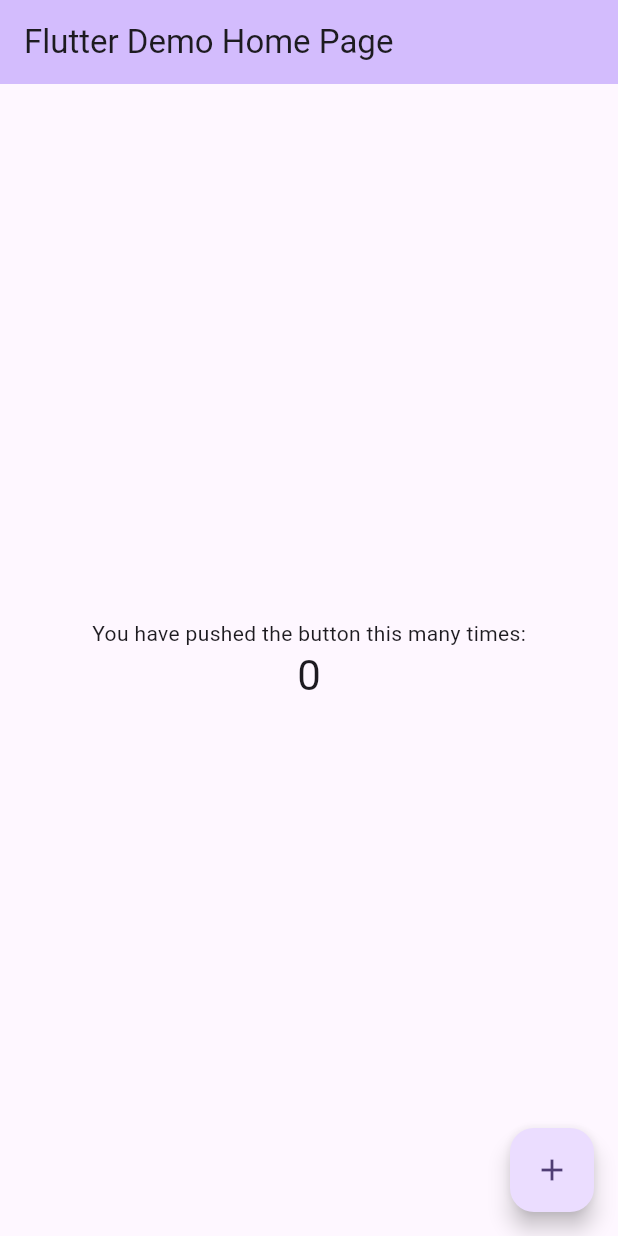
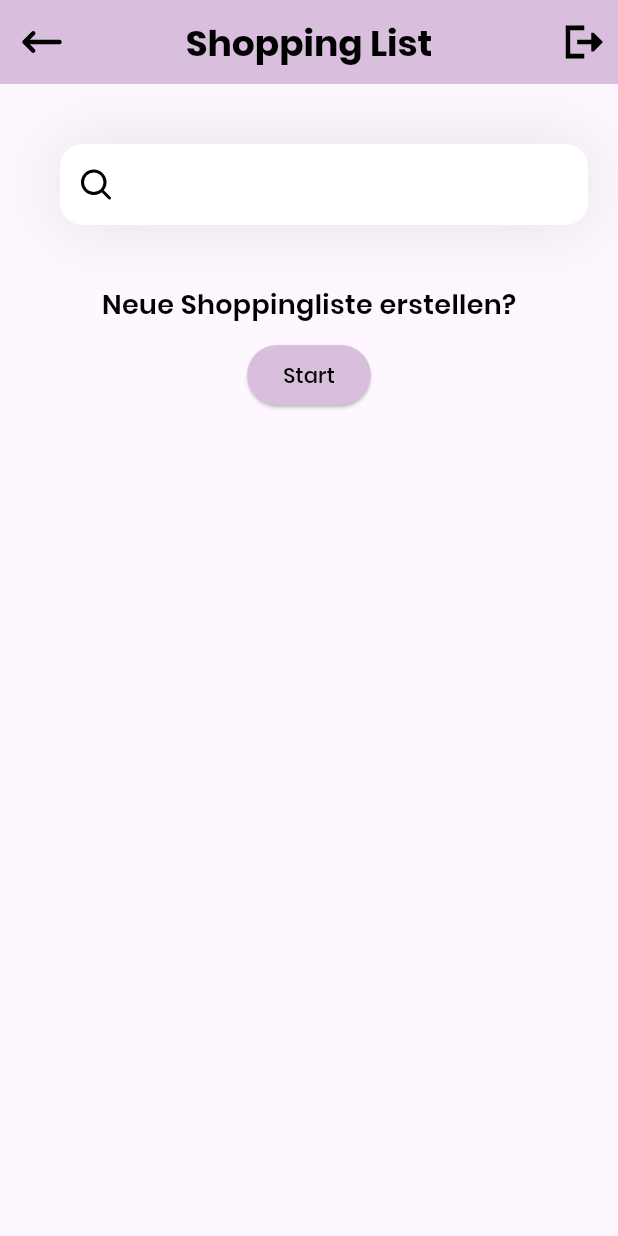
Before and after one commit to MxLinh/shopping_list_app, a Flutter app: the screen it shows after launch, on a phone screen of 412 x 824 dp. Run offline on Flutter 3.47's test engine with Material 3 defaults, Android fonts, the phone set to English and light mode, and no system bars; our stand-ins replace flutter_svg, material_ui.

Commit message:
homepage and first widgets

```diff
--- a/lib/main.dart
+++ b/lib/main.dart
@@ -1,4 +1,5 @@
 import 'package:material_ui/material_ui.dart';
+import 'package:shopping_list_app/pages/home.dart';
 
 void main() {
   runApp(const MyApp());
@@ -11,112 +12,9 @@ class MyApp extends StatelessWidget {
   @override
   Widget build(BuildContext context) {
     return MaterialApp(
-      title: 'Flutter Demo',
-      theme: ThemeData(
-        // This is the theme of your application.
-        //
-        // TRY THIS: Try running your application with "flutter run". You'll see
-        // the application has a purple toolbar. Then, without quitting the app,
-        // try changing the seedColor in the colorScheme below to Colors.green
-        // and then invoke "hot reload" (save your changes or press the "hot
-        // reload" button in a Flutter-supported IDE, or press "r" if you used
-        // the command line to start the app).
-        //
-        // Notice that the counter didn't reset back to zero; the application
-        // state is not lost during the reload. To reset the state, use hot
-        // restart instead.
-        //
-        // This works for code too, not just values: Most code changes can be
-        // tested with just a hot reload.
-        colorScheme: .fromSeed(seedColor: Colors.deepPurple),
-      ),
-      home: const MyHomePage(title: 'Flutter Demo Home Page'),
+      debugShowCheckedModeBanner: false,
+      theme: ThemeData(fontFamily: 'Poppins'),
+      home: const HomePage()
     );
   }
 }
-
-class MyHomePage extends StatefulWidget {
-  const MyHomePage({super.key, required this.title});
-
-  // This widget is the home page of your application. It is stateful, meaning
-  // that it has a State object (defined below) that contains fields that affect
-  // how it looks.
-
-  // This class is the configuration for the state. It holds the values (in this
-  // case the title) provided by the parent (in this case the App widget) and
-  // used by the build method of the State. Fields in a Widget subclass are
-  // always marked "final".
-
-  final String title;
-
-  @override
-  State<MyHomePage> createState() => _MyHomePageState();
-}
-
-class _MyHomePageState extends State<MyHomePage> {
-  int _counter = 0;
-
-  void _incrementCounter() {
-    setState(() {
-      // This call to setState tells the Flutter framework that something has
-      // changed in this State, which causes it to rerun the build method below
-      // so that the display can reflect the updated values. If we changed
-      // _counter without calling setState(), then the build method would not be
-      // called again, and so nothing would appear to happen.
-      _counter++;
-    });
-  }
-
-  @override
-  Widget build(BuildContext context) {
-    // This method is rerun every time setState is called, for instance as done
-    // by the _incrementCounter method above.
-    //
-    // The Flutter framework has been optimized to make rerunning build methods
-    // fast, so that you can just rebuild anything that needs updating rather
-    // than having to individually change instances of widgets.
-    return Scaffold(
-      appBar: AppBar(
-        // TRY THIS: Try changing the color here to a specific color (to
-        // Colors.amber, perhaps?) and trigger a hot reload to see the AppBar
-        // change color while the other colors stay the same.
-        backgroundColor: Theme.of(context).colorScheme.inversePrimary,
-        // Here we take the value from the MyHomePage object that was created by
-        // the App.build method, and use it to set our appbar title.
-        title: Text(widget.title),
-      ),
-      body: Center(
-        // Center is a layout widget. It takes a single child and positions it
-        // in the middle of the parent.
-        child: Column(
-          // Column is also a layout widget. It takes a list of children and
-          // arranges them vertically. By default, it sizes itself to fit its
-          // children horizontally, and tries to be as tall as its parent.
-          //
-          // Column has various properties to control how it sizes itself and
-          // how it positions its children. Here we use mainAxisAlignment to
-          // center the children vertically; the main axis here is the vertical
-          // axis because Columns are vertical (the cross axis would be
-          // horizontal).
-          //
-          // TRY THIS: Invoke "debug painting" (choose the "Toggle Debug Paint"
-          // action in the IDE, or press "p" in the console), to see the
-          // wireframe for each widget.
-          mainAxisAlignment: .center,
-          children: [
-            const Text('You have pushed the button this many times:'),
-            Text(
-              '$_counter',
-              style: Theme.of(context).textTheme.headlineMedium,
-            ),
-          ],
-        ),
-      ),
-      floatingActionButton: FloatingActionButton(
-        onPressed: _incrementCounter,
-        tooltip: 'Increment',
-        child: const Icon(Icons.add),
-      ),
-    );
-  }
-}
--- /dev/null
+++ b/lib/pages/home.dart
@@ -0,0 +1,136 @@
+import 'package:material_ui/material_ui.dart';
+import 'package:flutter_svg/flutter_svg.dart';
+
+
+class HomePage extends StatelessWidget {
+  const HomePage({super.key});
+
+  @override
+  Widget build(BuildContext context) {
+    return Scaffold(
+      appBar: appBar(),
+      body: Column(
+        crossAxisAlignment: CrossAxisAlignment.start,
+        children: [
+          _searchField(),
+          SizedBox(height: 40),
+          Column(
+            children: [
+              Center(
+                child: Text(
+                  'Neue Shoppingliste erstellen?',
+                  style: TextStyle(
+                    color: Colors.black,
+                    fontSize: 18,
+                    fontWeight: FontWeight.w600
+                  )
+                ),
+              ),
+              SizedBox(height: 10,),
+              Center(
+                child: _textButton('Start')
+              )
+            ]
+          )
+        ],
+      ),
+    );
+  }
+
+  ElevatedButton _textButton(String text) {
+    return ElevatedButton(
+              style: ButtonStyle(
+                backgroundColor: WidgetStateProperty.all(Color.fromARGB(255, 217, 190, 221)),
+                foregroundColor: WidgetStateProperty.all(Colors.black),
+              ),
+              onPressed: () {
+              },
+              child: Text(text),
+            );
+  }
+
+  Container _searchField() {
+    return Container(
+          margin: EdgeInsets.only(top: 40, left: 40, right: 20),
+          decoration: BoxDecoration(
+            boxShadow: [
+              BoxShadow(
+                color: Color(0xff1D1617).withOpacity(0.11),
+                blurRadius: 40,
+                spreadRadius: 0.0
+              )
+            ]
+          ),
+          child: TextField(
+            decoration: InputDecoration(
+              filled: true,
+              fillColor: Colors.white,
+              contentPadding: EdgeInsets.all(15),
+              prefixIcon: Padding(
+                padding: const EdgeInsets.all(12),
+                child: SvgPicture.asset('assets/icons/search-svgrepo-com.svg'),
+              ),
+              border: OutlineInputBorder(
+                borderRadius: BorderRadius.circular(15),
+                borderSide: BorderSide.none
+              )
+            )
+          ),
+        );
+  }
+
+  AppBar appBar() {
+    return AppBar(
+      title: const Text(
+        'Shopping List',
+        style: TextStyle(
+          color: Colors.black,
+          fontFamily: 'Poppins',
+          fontWeight: FontWeight.bold,
+          fontSize: 24,
+        ),
+      ),
+      backgroundColor: const Color.fromARGB(255, 217, 190, 221),
+      elevation: 0,
+      centerTitle: true,
+      leading: GestureDetector(
+        onTap: () {
+          // Handle the action when the icon is tapped
+        },
+        child: Container(
+          margin: EdgeInsets.all(10),
+          alignment: Alignment.center,
+          decoration: BoxDecoration(
+            color: Color.fromARGB(255, 217, 190, 221),
+            borderRadius: BorderRadius.circular(10),
+          ),
+          child: SvgPicture.asset(
+            'assets/icons/arrow-narrow-left-svgrepo-com.svg',
+            width: 35,
+            height: 35,
+          ),
+        ),
+      ),
+      actions: [
+        GestureDetector(
+          onTap: () {
+            // Handle the action when the icon is tapped
+          },
+          child: Container(
+            margin: EdgeInsets.all(10),
+            alignment: Alignment.center,
+            decoration: BoxDecoration(
+              color: Color.fromARGB(255, 217, 190, 221),
+              borderRadius: BorderRadius.circular(10),
+            ),
+            child: SvgPicture.asset(
+              'assets/icons/arrow-right-from-bracket-svgrepo-com.svg',
+              width: 25,
+              height: 25,
+            ),
+          )
+        )
+      ],
+    );
+  }
+}
```
Also changed, not shown: pubspec.yaml (+14 -9 lines), assets/icons/arrow-narrow-left-svgrepo-com.svg (added), assets/icons/arrow-right-from-bracket-svgrepo-com.svg (added), assets/icons/search-svgrepo-com.svg (added), fonts/Poppins-Bold.ttf (added), fonts/Poppins-Medium.ttf (added), fonts/Poppins-Regular.ttf (added), fonts/Poppins-SemiBold.ttf (added), pubspec.lock.
